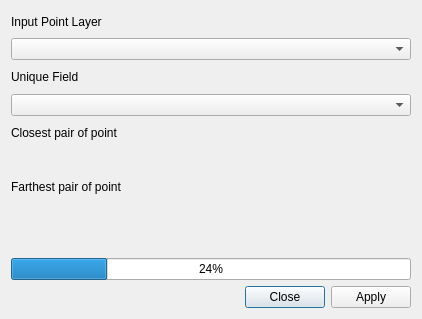
Before: the Qt Designer form forms/hcmgis_closestpair_form.ui in thangqd/HCMGIS, drawn with Qt 5.
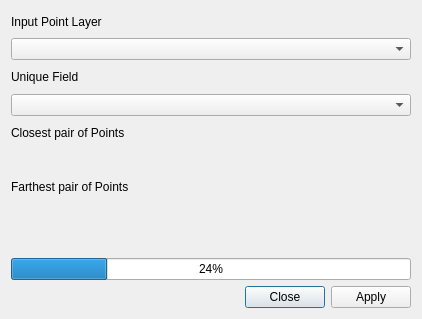
After: the same form once the commit is applied. Custom widgets are drawn as their Qt base class.

The edit to the form file:
```diff
--- a/forms/hcmgis_closestpair_form.ui
+++ b/forms/hcmgis_closestpair_form.ui
@@ -46,7 +46,7 @@
    <item>
     <widget class="QLabel" name="LblOutput">
      <property name="text">
-      <string>Closest pair of point</string>
+      <string>Closest pair of Points</string>
      </property>
     </widget>
    </item>
@@ -56,7 +56,7 @@
    <item>
     <widget class="QLabel" name="label">
      <property name="text">
-      <string>Farthest pair of point</string>
+      <string>Farthest pair of Points</string>
      </property>
     </widget>
    </item>
```
